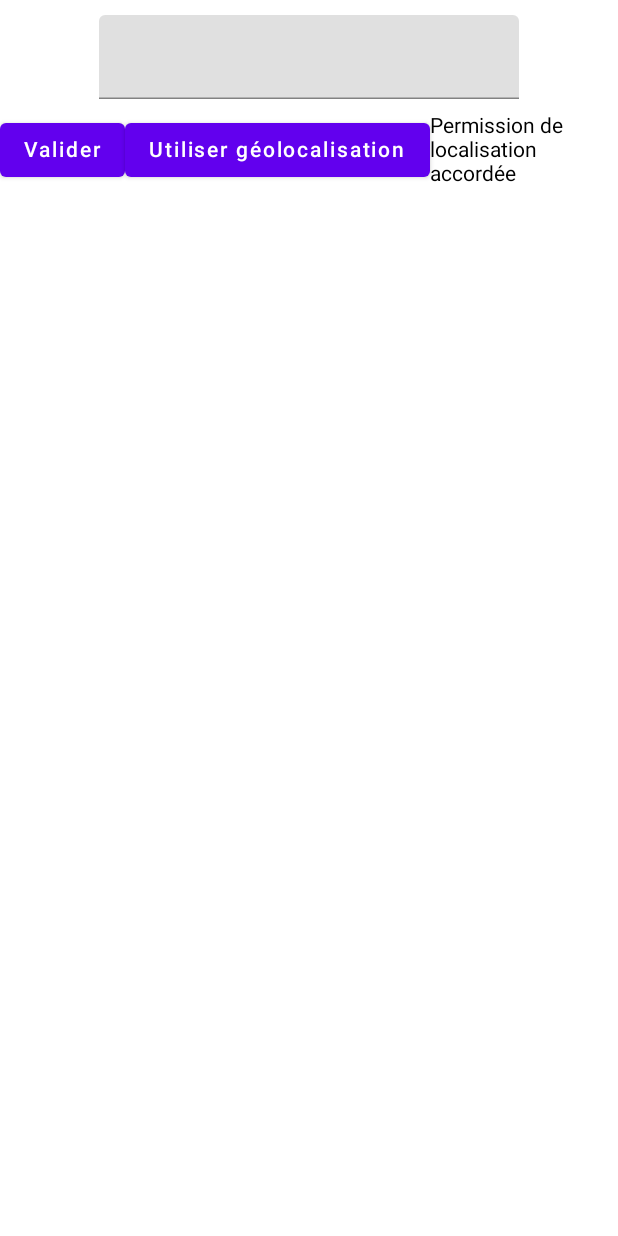
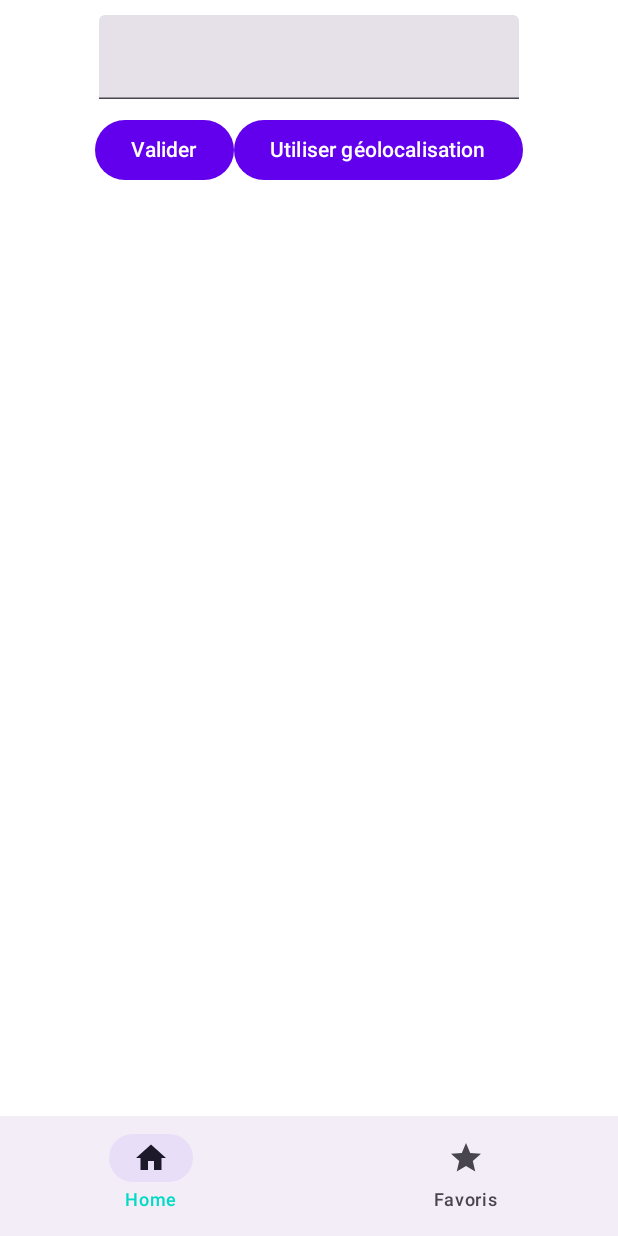
Before and after one commit to delmat238/kotlin_delhomel_ferreira, an Android app built with Jetpack Compose: the screen it shows after launch (MainActivity), after a tap on "Utiliser géolocalisation", on a phone screen of 412 x 824 dp. Run offline under Robolectric (Android 15) with nearby library versions, the phone set to English and light mode, and no system bars.

Commit message:
Ajout d'onglets

```diff
--- a/AppMeteo/androidApp/build.gradle.kts
+++ b/AppMeteo/androidApp/build.gradle.kts
@@ -47,6 +47,7 @@ dependencies {
     implementation(libs.androidx.ui.v110)
     implementation(libs.androidx.material)
     implementation(libs.play.services.location)
+    implementation("androidx.navigation:navigation-compose:2.5.3")
 
 
 }
--- a/AppMeteo/androidApp/src/main/java/com/example/appmeteo/android/MainActivity.kt
+++ b/AppMeteo/androidApp/src/main/java/com/example/appmeteo/android/MainActivity.kt
@@ -1,129 +1,106 @@
 package com.example.appmeteo.android
 
-import android.Manifest
 import android.annotation.SuppressLint
-import android.content.Context
-import android.content.pm.PackageManager
-import android.location.LocationManager
 import android.os.Bundle
 import androidx.activity.ComponentActivity
 import androidx.activity.compose.setContent
-import androidx.compose.foundation.layout.Arrangement
-import androidx.compose.foundation.layout.Column
-import androidx.compose.foundation.layout.Row
-import androidx.compose.foundation.layout.fillMaxSize
-import androidx.compose.foundation.layout.fillMaxWidth
-import androidx.compose.foundation.layout.padding
-import androidx.compose.material.Button
-import androidx.compose.material.Surface
-import androidx.compose.material.Text
-import androidx.compose.material.TextField
-import androidx.compose.runtime.Composable
-import androidx.compose.runtime.getValue
-import androidx.compose.runtime.mutableStateOf
-import androidx.compose.runtime.remember
-import androidx.compose.runtime.setValue
-import androidx.compose.ui.Alignment
-import androidx.compose.ui.Modifier
-import androidx.compose.ui.platform.LocalContext
-import androidx.compose.ui.unit.dp
-import androidx.core.content.ContextCompat
+import androidx.compose.material.icons.Icons
+import androidx.compose.material.icons.filled.Home
+import androidx.compose.material.icons.filled.Star
+import androidx.compose.material3.ExperimentalMaterial3Api
+import androidx.compose.material3.Icon
+import androidx.compose.material3.NavigationBar
+import androidx.compose.material3.NavigationBarItem
+import androidx.compose.material3.Scaffold
+import androidx.compose.material3.Text
+import androidx.navigation.NavHostController
+import androidx.navigation.compose.NavHost
+import androidx.navigation.compose.composable
+import androidx.navigation.compose.rememberNavController
+import com.example.appmeteo.android.view.App
 
 class MainActivity : ComponentActivity() {
+    @SuppressLint("UnusedMaterial3ScaffoldPaddingParameter")
+    @OptIn(ExperimentalMaterial3Api::class)
     override fun onCreate(savedInstanceState: Bundle?) {
         super.onCreate(savedInstanceState)
         setContent {
             MyApplicationTheme {
-                Surface(Modifier.fillMaxSize()) {
-                    App()
+                val navControler = rememberNavController()
+                val routeHome = "Home"
+                val routeFavoris = "Favoris"
+                Scaffold(
+//                    topBar = {
+//                        TopAppBar(
+//                            title = { Text("App Meteo") }
+//                        )
+//
+//                    },
+                    content = { innerPadding ->
 
-                }
+                        NavHost(
+                            navController = navControler, startDestination = "Home"
+                        ) {
+                            composable(
+                                route = "Home",
+                            ) {
+                                App(applicationContext, innerPadding)
+                            }
+                            composable(
+                                route = "Favoris",
+                            ) {
+                                App(applicationContext, innerPadding)
+                            }
 
-            }
-        }
-    }
-}
+                        }
+                    },
 
-@Composable
-fun App() {
-    val context = LocalContext.current
+                    bottomBar = {
+                        NavigationBar {
+                            NavigationBarItem(selected = pageSelectione(navControler, "Home"),
+                                onClick = { navControler.navigate("Home") },
+                                icon = {
+                                    Icon(
+                                        imageVector = Icons.Default.Home, contentDescription = null
+                                    )
+                                },
+                                label = { Text(text = "Home") })
 
-    SearchBar(context)
-}
+                            NavigationBarItem(selected = false,
+                                onClick = { navControler.navigate("Favoris") },
+                                icon = {
+                                    Icon(
+                                        imageVector = Icons.Default.Star, contentDescription = null
+                                    )
+                                },
+                                label = {
+                                    Text(text = "Favoris")
 
 
+                                }
 
-@Composable
-fun SearchBar(context: Context) {
-    var text by remember {
-        mutableStateOf("")
-    }
+                            )
+//                Surface(Modifier.fillMaxSize()) {
+//                    App()
 
-    Column(
-        verticalArrangement = Arrangement.Top, // Centre verticalement tout le contenu de la colonne
-        horizontalAlignment = Alignment.CenterHorizontally, // Centre horizontalement tout le contenu de la colonne
-        modifier = Modifier.fillMaxWidth() // Utilise toute la largeur disponible
-    ) {
-
-        TextField(
-            value = text,
-            onValueChange = { newText -> text = newText },
-            singleLine = true,
-            modifier = Modifier.padding(10.dp)
-        )
-
-        Row {
-
-            Button(onClick = { validerVille(text) }) {
-                Text("Valider")
-            }
-            Button(onClick = {btnLocalisation(context)}) {
-                Text("Utiliser géolocalisation")
-            }
-
-            val hasLocationPermission by remember {
-                mutableStateOf(
-                    ContextCompat.checkSelfPermission(
-                        context,
-                        Manifest.permission.ACCESS_FINE_LOCATION
-                    ) == PackageManager.PERMISSION_GRANTED
-                )
-            }
+                        }
 
 
-            if (hasLocationPermission) {
-                Text("Permission de localisation accordée")
-            } else {
-                Text("Permission de localisation non accordée")
+                    })
             }
-
         }
 
     }
+
 }
 
-@SuppressLint("MissingPermission")
-fun btnLocalisation(context: Context) {
-    val locationManager = context.getSystemService(Context.LOCATION_SERVICE) as LocationManager?
-    println()
-    println("avant le if")
-    if (locationManager != null) {
-        if (ContextCompat.checkSelfPermission(context, Manifest.permission.ACCESS_FINE_LOCATION) == PackageManager.PERMISSION_GRANTED) {
-            val location = locationManager.getLastKnownLocation(LocationManager.NETWORK_PROVIDER)
-            if (location != null) {
-                val latitude = location.latitude
-                val longitude = location.longitude
-                println("Latitude: $latitude, Longitude: $longitude")
-            }
-        } else {
-            // Si les autorisations de localisation ne sont pas accordées, demandez-les à l'utilisateur
-            // Notez que cette demande d'autorisations doit être effectuée avant d'appeler getLastKnownLocation()
-            // pour éviter des problèmes de sécurité
-            // Vous pouvez appeler la fonction requestLocationPermission() ici ou gérer les autorisations d'une autre manière
-        }
-    }
+fun pageSelectione(navControler: NavHostController, s: String): Boolean {
+//    if (navControler.currentDestination.toString().equals(s)) {
+//        return true
+//    } else {
+//        return false
+//    }
+
+    navControler.currentDestination?.let { println(it.equals(s)) }
+    return true
 }
-
-fun validerVille(text: String) {
-    println(text)
-}
--- /dev/null
+++ b/AppMeteo/androidApp/src/main/java/com/example/appmeteo/android/view/favoris.kt
@@ -0,0 +1,4 @@
+package com.example.appmeteo.android.view
+
+class favoris {
+}
--- /dev/null
+++ b/AppMeteo/androidApp/src/main/java/com/example/appmeteo/android/view/home.kt
@@ -0,0 +1,100 @@
+package com.example.appmeteo.android.view
+
+import android.Manifest
+import android.annotation.SuppressLint
+import android.content.Context
+import android.content.pm.PackageManager
+import android.location.LocationManager
+import androidx.compose.foundation.layout.Arrangement
+import androidx.compose.foundation.layout.Column
+import androidx.compose.foundation.layout.PaddingValues
+import androidx.compose.foundation.layout.Row
+import androidx.compose.foundation.layout.fillMaxWidth
+import androidx.compose.foundation.layout.padding
+import androidx.compose.material3.Button
+import androidx.compose.material3.Text
+import androidx.compose.material3.TextField
+import androidx.compose.runtime.Composable
+import androidx.compose.runtime.getValue
+import androidx.compose.runtime.mutableStateOf
+import androidx.compose.runtime.remember
+import androidx.compose.runtime.setValue
+import androidx.compose.ui.Alignment
+import androidx.compose.ui.Modifier
+import androidx.compose.ui.unit.dp
+import androidx.core.content.ContextCompat
+
+@Composable
+fun App(applicationContext: Context, innerPadding: PaddingValues) {
+
+    SearchBar(applicationContext, innerPadding)
+}
+
+
+@Composable
+fun SearchBar(context: Context, innerPadding: PaddingValues) {
+    var text by remember {
+        mutableStateOf("")
+    }
+
+    Column(
+        verticalArrangement = Arrangement.Top, // Centre verticalement tout le contenu de la colonne
+        horizontalAlignment = Alignment.CenterHorizontally, // Centre horizontalement tout le contenu de la colonne
+        modifier = Modifier.fillMaxWidth().padding(innerPadding) // Utilise toute la largeur disponible
+    ) {
+
+        TextField(
+            value = text,
+            onValueChange = { newText -> text = newText },
+            singleLine = true,
+            modifier = Modifier.padding(10.dp)
+        )
+
+        Row {
+
+            Button(onClick = { validerVille(text) }) {
+                Text("Valider")
+            }
+            Button(onClick = { btnLocalisation(context) }) {
+                Text("Utiliser géolocalisation")
+            }
+
+            val hasLocationPermission by remember {
+                mutableStateOf(
+                    ContextCompat.checkSelfPermission(
+                        context, Manifest.permission.ACCESS_FINE_LOCATION
+                    ) == PackageManager.PERMISSION_GRANTED
+                )
+            }
+        }
+
+    }
+}
+
+@SuppressLint("MissingPermission")
+fun btnLocalisation(context: Context) {
+    val locationManager = context.getSystemService(Context.LOCATION_SERVICE) as LocationManager?
+    if (locationManager != null) {
+        if (ContextCompat.checkSelfPermission(
+                context, Manifest.permission.ACCESS_FINE_LOCATION
+            ) == PackageManager.PERMISSION_GRANTED
+        ) {
+            val location = locationManager.getLastKnownLocation(LocationManager.NETWORK_PROVIDER)
+            if (location != null) {
+                val latitude = location.latitude
+                val longitude = location.longitude
+                println("Latitude: $latitude, Longitude: $longitude")
+//                return doubleArrayOf(latitude, longitude)
+            }
+        } else {
+            // Si les autorisations de localisation ne sont pas accordées, demandez-les à l'utilisateur
+            // Notez que cette demande d'autorisations doit être effectuée avant d'appeler getLastKnownLocation()
+            // pour éviter des problèmes de sécurité
+            // Vous pouvez appeler la fonction requestLocationPermission() ici ou gérer les autorisations d'une autre manière
+        }
+    }
+}
+
+fun validerVille(text: String) {
+    println(text)
+}
--- a/AppMeteo/gradle/libs.versions.toml
+++ b/AppMeteo/gradle/libs.versions.toml
@@ -8,6 +8,7 @@ androidx-activityCompose = "1.8.0"
 material = "1.6.4"
 ui = "1.1.0"
 playServicesLocation = "21.2.0"
+navigationCompose = "2.7.7"
 
 [libraries]
 androidx-material = { module = "androidx.compose.material:material", version.ref = "material" }
@@ -20,6 +21,7 @@ compose-ui-tooling-preview = { module = "androidx.compose.ui:ui-tooling-preview"
 compose-foundation = { module = "androidx.compose.foundation:foundation", version.ref = "compose" }
 compose-material3 = { module = "androidx.compose.material3:material3", version.ref = "compose-material3" }
 play-services-location = { group = "com.google.android.gms", name = "play-services-location", version.ref = "playServicesLocation" }
+androidx-navigation-compose = { group = "androidx.navigation", name = "navigation-compose", version.ref = "navigationCompose" }
 
 [plugins]
 androidApplication = { id = "com.android.application", version.ref = "agp" }
```
